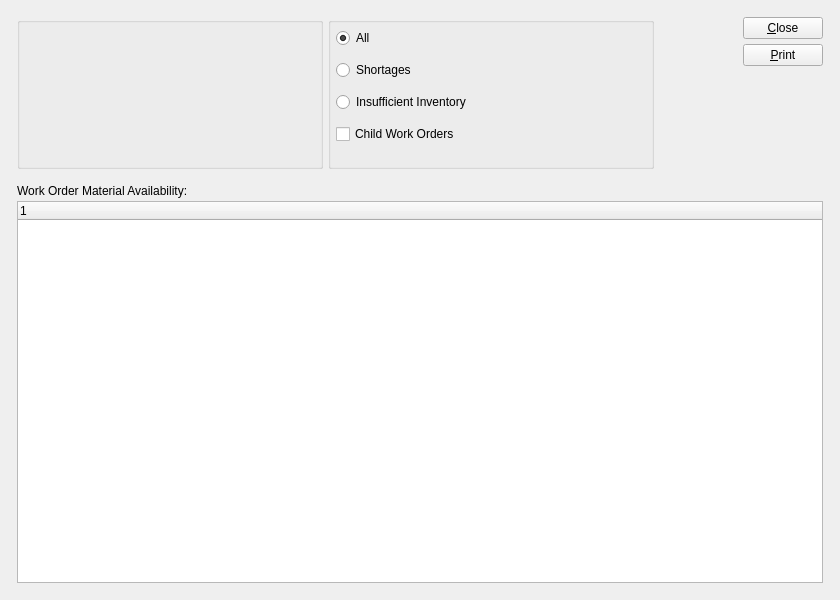
This is guiclient/dspInventoryAvailabilityByWorkOrder.ui in Pegasus-RPG/xtuple-client as Qt 5 draws it before an edit. The edited form follows.
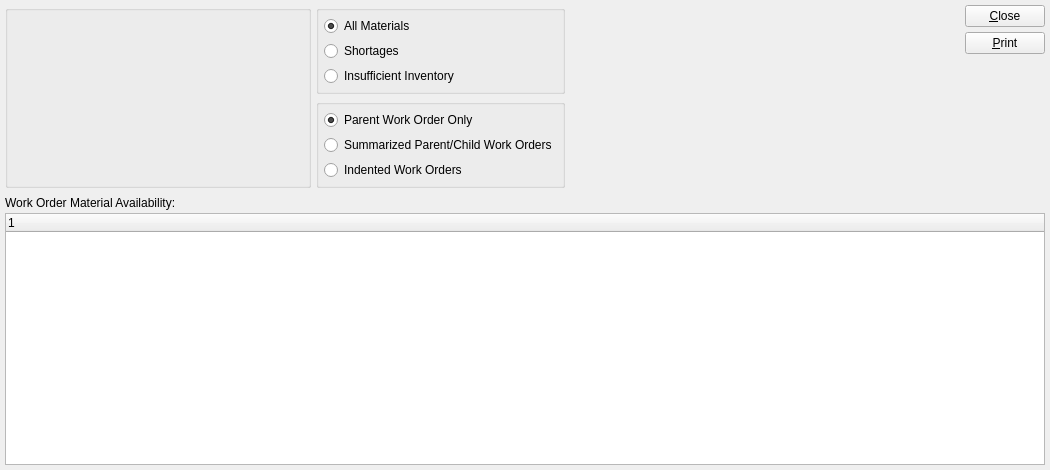
This is the edited form. Custom widgets are drawn as their Qt base class.

Commit message: Incorporated changes to indent inv avail by work order screen/report. Issue #9452.

What changed in the file:
```diff
--- a/guiclient/dspInventoryAvailabilityByWorkOrder.ui
+++ b/guiclient/dspInventoryAvailabilityByWorkOrder.ui
@@ -1,32 +1,24 @@
 <?xml version="1.0" encoding="UTF-8"?>
 <ui version="4.0">
  <class>dspInventoryAvailabilityByWorkOrder</class>
- <widget class="QWidget" name="dspInventoryAvailabilityByWorkOrder">
-  <property name="geometry">
+ <widget class="QWidget" name="dspInventoryAvailabilityByWorkOrder" >
+  <property name="geometry" >
    <rect>
     <x>0</x>
     <y>0</y>
-    <width>840</width>
-    <height>600</height>
+    <width>1050</width>
+    <height>470</height>
    </rect>
   </property>
   <property name="windowTitle">
    <string>Inventory Availability by Work Order</string>
   </property>
-  <layout class="QGridLayout" name="gridLayout_5">
-   <item row="0" column="0">
-    <layout class="QGridLayout" name="gridLayout_4">
-     <property name="margin">
-      <number>12</number>
-     </property>
-     <property name="spacing">
-      <number>12</number>
-     </property>
-     <item row="0" column="0">
-      <layout class="QHBoxLayout" name="horizontalLayout">
+  <layout class="QVBoxLayout" name="verticalLayout_5" >
        <item>
-        <widget class="QGroupBox" name="_woGroup">
-         <property name="title">
+    <layout class="QHBoxLayout" name="horizontalLayout" >
+     <item>
+      <widget class="QGroupBox" name="_woGroup" >
+       <property name="title" >
           <string/>
          </property>
          <layout class="QGridLayout" name="gridLayout">
@@ -50,68 +42,87 @@
         </widget>
        </item>
        <item>
-        <widget class="QGroupBox" name="groupBox">
-         <property name="title">
+      <layout class="QVBoxLayout" name="verticalLayout_3" >
+       <item>
+        <widget class="QGroupBox" name="groupBox" >
+         <property name="title" >
           <string/>
          </property>
-         <layout class="QGridLayout" name="gridLayout_3">
-          <item row="0" column="0">
-           <layout class="QGridLayout" name="gridLayout_2">
-            <property name="verticalSpacing">
-             <number>12</number>
-            </property>
-            <item row="0" column="0">
-             <widget class="QRadioButton" name="_showAll">
-              <property name="text">
-               <string>All</string>
-              </property>
-              <property name="checked">
+         <layout class="QVBoxLayout" name="verticalLayout_2" >
+          <property name="bottomMargin" >
+           <number>5</number>
+          </property>
+          <item>
+           <widget class="QRadioButton" name="_showAll" >
+            <property name="minimumSize" >
+             <size>
+              <width>0</width>
+              <height>0</height>
+             </size>
+            </property>
+            <property name="text" >
+             <string>All Materials</string>
+            </property>
+            <property name="checked" >
                <bool>true</bool>
               </property>
              </widget>
             </item>
-            <item row="1" column="0">
-             <widget class="QRadioButton" name="_onlyShowShortages">
-              <property name="text">
+          <item>
+           <widget class="QRadioButton" name="_onlyShowShortages" >
+            <property name="text" >
                <string>Shortages</string>
               </property>
              </widget>
             </item>
-            <item row="2" column="0">
-             <widget class="QRadioButton" name="_onlyShowInsufficientInventory">
-              <property name="text">
+          <item>
+           <widget class="QRadioButton" name="_onlyShowInsufficientInventory" >
+            <property name="text" >
                <string>Insufficient Inventory</string>
               </property>
              </widget>
             </item>
-            <item row="3" column="0">
-             <widget class="XCheckBox" name="_includeChildren">
-              <property name="text">
-               <string>Child Work Orders</string>
-              </property>
-             </widget>
-            </item>
-            <item row="4" column="0">
-             <spacer>
-              <property name="orientation">
-               <enum>Qt::Vertical</enum>
-              </property>
-              <property name="sizeType">
-               <enum>QSizePolicy::Preferred</enum>
-              </property>
-              <property name="sizeHint" stdset="0">
-               <size>
-                <width>310</width>
-                <height>17</height>
-               </size>
-              </property>
-             </spacer>
-            </item>
-           </layout>
+         </layout>
+        </widget>
+       </item>
+       <item>
+        <widget class="QGroupBox" name="childGroupBox" >
+         <property name="title" >
+          <string/>
+         </property>
+         <layout class="QVBoxLayout" name="verticalLayout" >
+          <property name="bottomMargin" >
+           <number>5</number>
+          </property>
+          <item>
+           <widget class="QRadioButton" name="_parentOnly" >
+            <property name="text" >
+             <string>Parent Work Order Only</string>
+            </property>
+            <property name="checked" >
+             <bool>true</bool>
+            </property>
+           </widget>
+          </item>
+          <item>
+           <widget class="QRadioButton" name="_sumParentChild" >
+            <property name="text" >
+             <string>Summarized Parent/Child Work Orders</string>
+            </property>
+           </widget>
           </item>
+          <item>
+           <widget class="QRadioButton" name="_indentedWo" >
+            <property name="text" >
+             <string>Indented Work Orders</string>
+            </property>
+           </widget>
+          </item>
          </layout>
         </widget>
        </item>
+      </layout>
+     </item>
        <item>
         <spacer name="horizontalSpacer">
          <property name="orientation">
@@ -146,13 +157,13 @@
          </item>
          <item>
           <spacer>
-           <property name="orientation">
+         <property name="orientation" >
             <enum>Qt::Vertical</enum>
            </property>
-           <property name="sizeType">
+         <property name="sizeType" >
             <enum>QSizePolicy::Expanding</enum>
            </property>
-           <property name="sizeHint" stdset="0">
+         <property name="sizeHint" stdset="0" >
             <size>
              <width>20</width>
              <height>60</height>
@@ -164,10 +175,10 @@
        </item>
       </layout>
      </item>
-     <item row="1" column="0">
-      <widget class="QFrame" name="frame">
-       <property name="sizePolicy">
-        <sizepolicy hsizetype="Preferred" vsizetype="Expanding">
+   <item>
+    <widget class="QFrame" name="frame" >
+     <property name="sizePolicy" >
+      <sizepolicy vsizetype="Expanding" hsizetype="Preferred" >
          <horstretch>0</horstretch>
          <verstretch>1</verstretch>
         </sizepolicy>
@@ -224,10 +235,8 @@
       </widget>
      </item>
     </layout>
-   </item>
-  </layout>
  </widget>
- <layoutdefault spacing="5" margin="5"/>
+ <layoutdefault spacing="5" margin="5" />
  <pixmapfunction>qPixmapFromMimeSource</pixmapfunction>
  <customwidgets>
   <customwidget>
@@ -235,11 +244,6 @@
    <extends>QWidget</extends>
    <header>wocluster.h</header>
   </customwidget>
-  <customwidget>
-   <class>XCheckBox</class>
-   <extends>QCheckBox</extends>
-   <header>xcheckbox.h</header>
-  </customwidget>
   <customwidget>
    <class>XTreeWidget</class>
    <extends>QTreeWidget</extends>
```
Left out of the diff: 75 changed lines with no effect on the pictures. Lines whose indentation alone changed are shown as unchanged. The commit also changes 2 other files.
